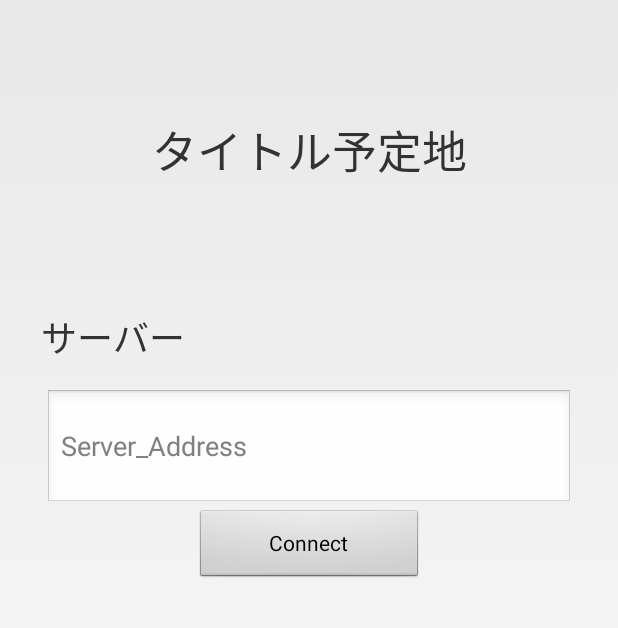
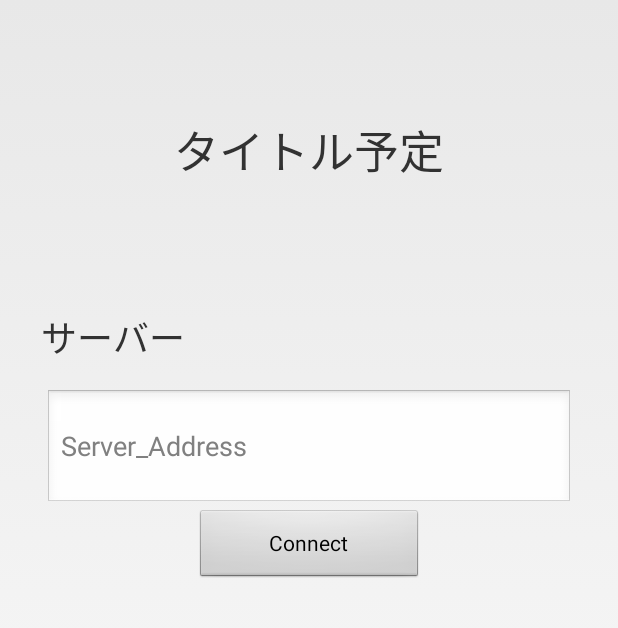
Before and after one commit to s15011/Jinrou, an Android app: the TitleActivity screen opened directly, with no data from a screen before it, on a phone screen of 412 x 824 dp. Shown: the top 628 px of the screen. Run offline under Robolectric (Android 15) with nearby library versions, the phone set to English and light mode, and no system bars.

Commit message:
TitleLayoutのデザインを修正

```diff
--- a/app/src/main/res/layout/activity_title.xml
+++ b/app/src/main/res/layout/activity_title.xml
@@ -7,7 +7,7 @@
     tools:context="jp.ac.it_college.std.s15011.jinrou.TitleActivity">
 
     <TextView
-        android:text="タイトル予定地"
+        android:text="タイトル予定"
         android:layout_alignParentTop="true"
         android:layout_alignParentStart="true"
         android:id="@+id/textView"
```
